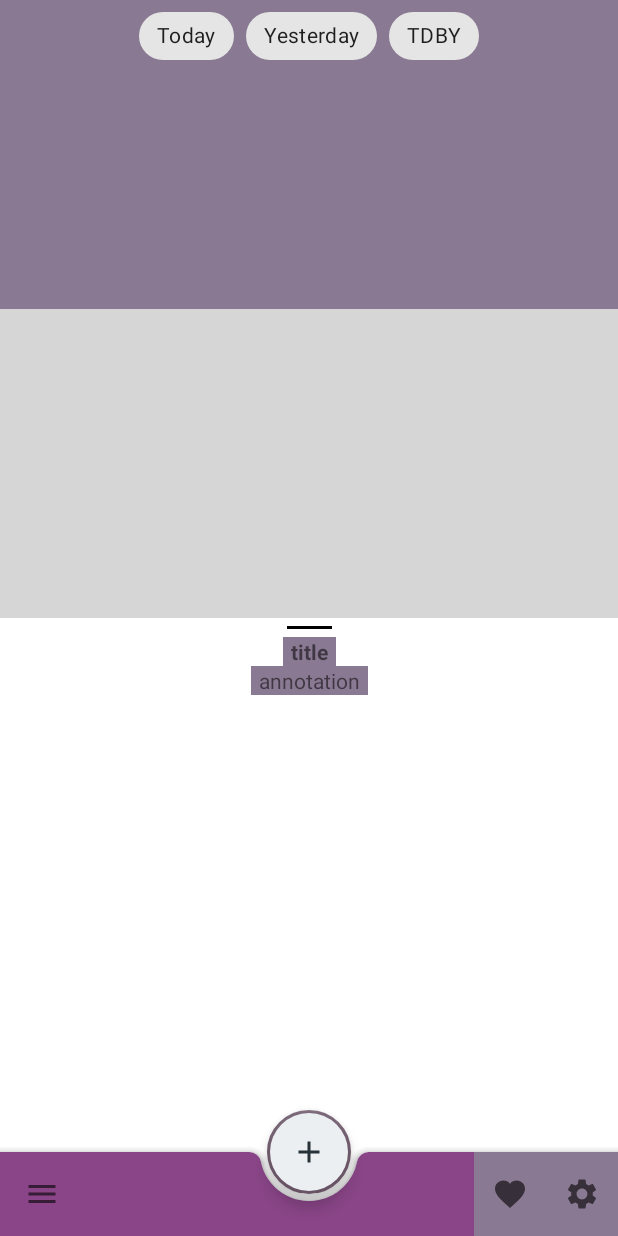
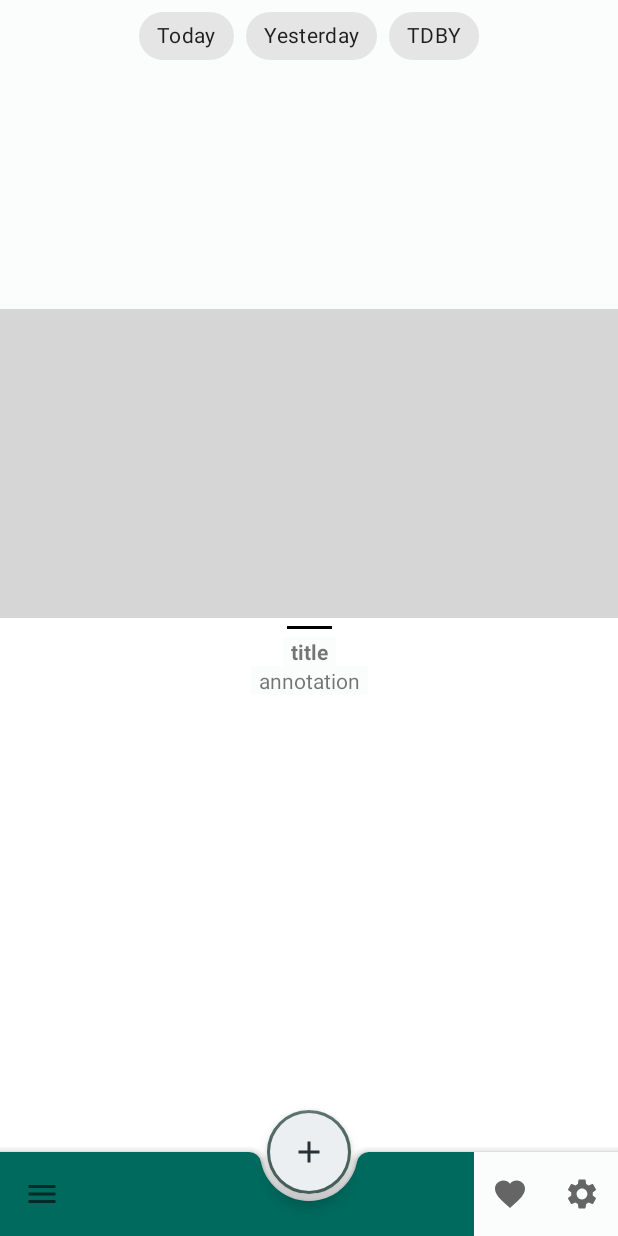
Before and after one commit to PolinaRrr/MD_GBProject, an Android app: the screen it shows after launch (MainActivity), on a phone screen of 412 x 824 dp. Run offline under Robolectric (Android 15) with nearby library versions, the phone set to English and light mode, and no system bars; pictures from the network do not load.

Commit message:
HW 2
Ночные цвета

```diff
--- a/app/src/main/AndroidManifest.xml
+++ b/app/src/main/AndroidManifest.xml
@@ -9,7 +9,7 @@
         android:label="@string/app_name"
         android:roundIcon="@mipmap/ic_launcher_round"
         android:supportsRtl="true"
-        android:theme="@style/MagentaThemeProject">
+        android:theme="@style/TealThemeProject">
         <activity
             android:name=".view.MainActivity"
             android:exported="true">
--- a/app/src/main/res/values-night/themes.xml
+++ b/app/src/main/res/values-night/themes.xml
@@ -4,23 +4,67 @@
         <!-- Primary brand color. -->
         <item name="windowActionBar">false</item>
         <item name="windowNoTitle">true</item>
-        <item name="colorPrimary">@color/blue_gray_600</item>
-        <item name="colorPrimaryVariant">@color/blue_gray_300</item>
-        <item name="colorOnPrimary">@color/blue_gray_700</item>
-        <item name="android:navigationBarColor">@color/blue_gray_500</item>
-        <item name="colorPrimaryContainer">@color/blue_gray_800</item>
-        <item name="colorOnPrimaryContainer">@color/blue_gray_700</item>
-        <item name="colorPrimaryInverse">@color/blue_gray_800</item>
-        <item name="colorSecondary">@color/blue_gray_900</item>
-        <item name="colorOnSecondary">@color/blue_gray_800</item>
-        <item name="colorSecondaryContainer">@color/blue_gray_800</item>
-        <item name="colorOnSecondaryContainer">@color/blue_gray_700</item>
-        <item name="colorTertiary">@color/blue_gray_600</item>
-        <item name="colorOnTertiary">@color/black</item>
-        <item name="colorTertiaryContainer">@color/blue_gray_800</item>
-        <item name="colorOnTertiaryContainer">@color/blue_gray_300</item>
+        <item name="colorPrimary">?brandColor_colorPrimary</item>
+        <item name="colorPrimaryVariant">?brandColor_colorPrimaryVariant</item>
+        <item name="colorOnPrimary">?brandColor_colorOnPrimary</item>
+        <item name="android:navigationBarColor">?brandColor_navigationBarColor</item>
+        <item name="colorPrimaryContainer">?brandColor_colorPrimaryContainer</item>
+        <item name="colorOnPrimaryContainer">?brandColor_colorOnPrimaryContainer</item>
+        <item name="colorPrimaryInverse">?brandColor_colorPrimaryInverse</item>
+        <item name="colorSecondary">?brandColor_colorSecondary</item>
+        <item name="colorOnSecondary">?brandColor_colorOnSecondary</item>
+        <item name="colorSecondaryContainer">?brandColor_colorSecondaryContainer</item>
+        <item name="colorOnSecondaryContainer">?colorOnSecondaryContainer</item>
+        <item name="colorTertiary">?brandColor_colorTertiary</item>
+        <item name="colorOnTertiary">?brandColor_colorOnTertiary</item>
+        <item name="colorTertiaryContainer">?brandColor_colorTertiaryContainer</item>
+        <item name="colorOnTertiaryContainer">?brandColor_colorOnTertiaryContainer</item>
+        <item name="android:background">?brandColor_background</item>
+        <item name="colorOnBackground">?brandColor_onBackground</item>
         <!-- Status bar color. -->
         <item name="android:statusBarColor" tools:targetApi="l">?attr/colorPrimaryVariant</item>
         <!-- Customize your theme here. -->
     </style>
+
+    <style name="TealThemeProject" parent="GrayThemeProject">
+        <item name="brandColor">@color/teal_900</item>
+        <item name="brandColor_colorPrimary">@color/teal_theme_dark_primary</item>
+        <item name="brandColor_colorSecondary">@color/teal_theme_dark_secondary</item>
+        <item name="brandColor_colorPrimaryVariant">@color/teal_theme_dark_primaryVariant</item>
+        <item name="brandColor_colorOnPrimary">@color/teal_theme_dark_onPrimary</item>
+        <item name="brandColor_navigationBarColor">@color/teal_theme_dark_navigationBarColor</item>
+        <item name="brandColor_colorPrimaryContainer">@color/teal_theme_dark_primaryContainer</item>
+        <item name="brandColor_colorOnPrimaryContainer">@color/teal_theme_dark_onPrimaryContainer</item>
+        <item name="brandColor_colorPrimaryInverse">@color/teal_theme_dark_colorPrimaryInverse</item>
+        <item name="brandColor_colorOnSecondary">@color/teal_theme_dark_onSecondary</item>
+        <item name="brandColor_colorSecondaryContainer">@color/teal_theme_dark_secondaryContainer</item>
+        <item name="brandColor_colorOnSecondaryContainer">@color/teal_theme_dark_onSecondaryContainer</item>
+        <item name="brandColor_colorTertiary">@color/teal_theme_dark_tertiary</item>
+        <item name="brandColor_colorOnTertiary">@color/teal_theme_dark_onTertiary</item>
+        <item name="brandColor_colorTertiaryContainer">@color/teal_theme_dark_tertiaryContainer</item>
+        <item name="brandColor_colorOnTertiaryContainer">@color/teal_theme_dark_onTertiaryContainer</item>
+        <item name="brandColor_background">@color/teal_theme_dark_background</item>
+        <item name="brandColor_onBackground">@color/teal_theme_dark_onBackground</item>
+    </style>
+
+    <style name="MagentaThemeProject" parent="GrayThemeProject">
+        <item name="brandColor">@color/dark_moderate_magenta</item>
+        <item name="brandColor_colorPrimary">@color/md_theme_dark_primary</item>
+        <item name="brandColor_colorSecondary">@color/md_theme_dark_secondary</item>
+        <item name="brandColor_colorPrimaryVariant">@color/md_theme_dark_primaryVariant</item>
+        <item name="brandColor_colorOnPrimary">@color/md_theme_dark_onPrimary</item>
+        <item name="brandColor_navigationBarColor">@color/md_theme_dark_navigationBarColor</item>
+        <item name="brandColor_colorPrimaryContainer">@color/md_theme_dark_primaryContainer</item>
+        <item name="brandColor_colorOnPrimaryContainer">@color/md_theme_dark_onPrimaryContainer</item>
+        <item name="brandColor_colorPrimaryInverse">@color/md_theme_dark_colorPrimaryInverse</item>
+        <item name="brandColor_colorOnSecondary">@color/md_theme_dark_onSecondary</item>
+        <item name="brandColor_colorSecondaryContainer">@color/md_theme_dark_secondaryContainer</item>
+        <item name="brandColor_colorOnSecondaryContainer">@color/md_theme_dark_onSecondaryContainer</item>
+        <item name="brandColor_colorTertiary">@color/md_theme_dark_tertiary</item>
+        <item name="brandColor_colorOnTertiary">@color/md_theme_dark_onTertiary</item>
+        <item name="brandColor_colorTertiaryContainer">@color/md_theme_dark_tertiaryContainer</item>
+        <item name="brandColor_colorOnTertiaryContainer">@color/md_theme_dark_onTertiaryContainer</item>
+        <item name="brandColor_background">@color/md_theme_dark_background</item>
+        <item name="brandColor_onBackground">@color/md_theme_dark_onBackground</item>
+    </style>
 </resources>
--- a/app/src/main/res/values/colors.xml
+++ b/app/src/main/res/values/colors.xml
@@ -28,6 +28,42 @@
     <color name="dark_blue">#426278</color>
     <color name="deep_grayish_cyan">#5C5F5D</color>
 
+    <color name="teal_theme_light_primary">#006A5F</color>
+    <color name="teal_theme_light_primaryVariant">#8503322B</color>
+    <color name="teal_theme_light_onPrimary">#FFFFFF</color>
+    <color name="teal_theme_light_navigationBarColor">#125E5B</color>
+    <color name="teal_theme_light_primaryContainer">#73F8E6</color>
+    <color name="teal_theme_light_onPrimaryContainer">#00201C</color>
+    <color name="teal_theme_light_colorPrimaryInverse">#D0DDD8</color>
+    <color name="teal_theme_light_secondary">#4A635F</color>
+    <color name="teal_theme_light_onSecondary">#FFFFFF</color>
+    <color name="teal_theme_light_secondaryContainer">#CCE8E2</color>
+    <color name="teal_theme_light_onSecondaryContainer">#05201C</color>
+    <color name="teal_theme_light_tertiary">#466179</color>
+    <color name="teal_theme_light_onTertiary">#FFFFFF</color>
+    <color name="teal_theme_light_tertiaryContainer">#CBE5FF</color>
+    <color name="teal_theme_light_onTertiaryContainer">#001D32</color>
+    <color name="teal_theme_light_background">#FAFDFB</color>
+    <color name="teal_theme_light_onBackground">#1A1C1C</color>
+
+    <color name="teal_theme_dark_primary">#52DBCA</color>
+    <color name="teal_theme_dark_primaryVariant">#B96EF6E2</color>
+    <color name="teal_theme_dark_onPrimary">#003731</color>
+    <color name="teal_theme_dark_navigationBarColor">#4FCCC7</color>
+    <color name="teal_theme_dark_primaryContainer">#005047</color>
+    <color name="teal_theme_dark_onPrimaryContainer">#73F8E6</color>
+    <color name="teal_theme_dark_secondary">#B1CCC7</color>
+    <color name="teal_theme_dark_onSecondary">#1C3531</color>
+    <color name="teal_theme_dark_secondaryContainer">#334B47</color>
+    <color name="teal_theme_dark_onSecondaryContainer">#CCE8E2</color>
+    <color name="teal_theme_dark_tertiary">#AECAE6</color>
+    <color name="teal_theme_dark_onTertiary">#153349</color>
+    <color name="teal_theme_dark_tertiaryContainer">#2E4961</color>
+    <color name="teal_theme_dark_onTertiaryContainer">#CBE5FF</color>
+    <color name="teal_theme_dark_background">#1A1C1C</color>
+    <color name="teal_theme_dark_onBackground">#E0E3E1</color>
+    <color name="teal_theme_dark_colorPrimaryInverse">#006A5F</color>
+
     <!-- Magenta gray brand colors -->
 
     <color name="dark_moderate_magenta">#894587</color>
@@ -36,7 +72,7 @@
     <color name="dark_grayish_red">#665C5B</color>
 
     <color name="md_theme_light_primary">#894587</color>
-    <color name="md_theme_light_PrimaryVariant">#350622</color>
+    <color name="md_theme_light_primaryVariant">#350622</color>
     <color name="md_theme_light_onPrimary">#FFFFFF</color>
     <color name="md_theme_light_navigationBarColor">#6E396C</color>
     <color name="md_theme_light_primaryContainer">#FFD6F9</color>
@@ -55,10 +91,12 @@
 
 
     <color name="md_theme_dark_primary">#FCABF5</color>
+    <color name="md_theme_dark_primaryVariant">#E4C4D7</color>
     <color name="md_theme_dark_onPrimary">#531355</color>
+    <color name="md_theme_dark_navigationBarColor">#B58FB3</color>
     <color name="md_theme_dark_primaryContainer">#6E2C6E</color>
     <color name="md_theme_dark_onPrimaryContainer">#FFD6F9</color>
-    <color name="md_theme_dark_colorPrimaryInverse">#E4D1E0</color>
+    <color name="md_theme_dark_colorPrimaryInverse">#894587</color>
     <color name="md_theme_dark_secondary">#D9BFD3</color>
     <color name="md_theme_dark_onSecondary">#3C2B3A</color>
     <color name="md_theme_dark_secondaryContainer">#544151</color>
@@ -67,21 +105,7 @@
     <color name="md_theme_dark_onTertiary">#4C261C</color>
     <color name="md_theme_dark_tertiaryContainer">#663B30</color>
     <color name="md_theme_dark_onTertiaryContainer">#FFDAD0</color>
-    <color name="md_theme_dark_error">#FFB4A9</color>
-    <color name="md_theme_dark_errorContainer">#930006</color>
-    <color name="md_theme_dark_onError">#680003</color>
-    <color name="md_theme_dark_onErrorContainer">#FFDAD4</color>
     <color name="md_theme_dark_background">#1E1B1D</color>
     <color name="md_theme_dark_onBackground">#E9E0E4</color>
-    <color name="md_theme_dark_surface">#1E1B1D</color>
-    <color name="md_theme_dark_onSurface">#E9E0E4</color>
-    <color name="md_theme_dark_surfaceVariant">#4D444B</color>
-    <color name="md_theme_dark_onSurfaceVariant">#D1C3CC</color>
-    <color name="md_theme_dark_outline">#998D95</color>
-    <color name="md_theme_dark_inverseOnSurface">#1E1B1D</color>
-    <color name="md_theme_dark_inverseSurface">#E9E0E4</color>
-    <color name="md_theme_dark_inversePrimary">#894587</color>
-    <color name="md_theme_dark_shadow">#000000</color>
-    <color name="md_theme_dark_primaryInverse">#894587</color>
 
 </resources>
--- a/app/src/main/res/values/themes.xml
+++ b/app/src/main/res/values/themes.xml
@@ -34,13 +34,32 @@
 
     <style name="TealThemeProject" parent="GrayThemeProject">
         <item name="brandColor">@color/teal_900</item>
+        <item name="brandColor_colorPrimary">@color/teal_theme_light_primary</item>
+        <item name="brandColor_colorSecondary">@color/teal_theme_light_secondary</item>
+        <item name="brandColor_colorPrimaryVariant">@color/teal_theme_light_primaryVariant</item>
+        <item name="brandColor_colorOnPrimary">@color/teal_theme_light_onPrimary</item>
+        <item name="brandColor_navigationBarColor">@color/teal_theme_light_navigationBarColor</item>
+        <item name="brandColor_colorPrimaryContainer">@color/teal_theme_light_primaryContainer</item>
+        <item name="brandColor_colorOnPrimaryContainer">@color/teal_theme_light_onPrimaryContainer</item>
+        <item name="brandColor_colorPrimaryInverse">@color/teal_theme_light_colorPrimaryInverse</item>
+        <item name="brandColor_colorOnSecondary">@color/teal_theme_light_onSecondary</item>
+        <item name="brandColor_colorSecondaryContainer">@color/teal_theme_light_secondaryContainer</item>
+        <item name="brandColor_colorOnSecondaryContainer">@color/teal_theme_light_onSecondaryContainer</item>
+        <item name="brandColor_colorTertiary">@color/teal_theme_light_tertiary</item>
+        <item name="brandColor_colorOnTertiary">@color/teal_theme_light_onTertiary</item>
+        <item name="brandColor_colorTertiaryContainer">@color/teal_theme_light_tertiaryContainer</item>
+        <item name="brandColor_colorOnTertiaryContainer">@color/teal_theme_light_onTertiaryContainer</item>
+        <item name="brandColor_background">@color/teal_theme_light_background</item>
+        <item name="brandColor_onBackground">@color/teal_theme_light_onBackground</item>
+
+
     </style>
 
     <style name="MagentaThemeProject" parent="GrayThemeProject">
         <item name="brandColor">@color/dark_moderate_magenta</item>
         <item name="brandColor_colorPrimary">@color/md_theme_light_primary</item>
         <item name="brandColor_colorSecondary">@color/md_theme_light_secondary</item>
-        <item name="brandColor_colorPrimaryVariant">@color/md_theme_light_PrimaryVariant</item>
+        <item name="brandColor_colorPrimaryVariant">@color/md_theme_light_primaryVariant</item>
         <item name="brandColor_colorOnPrimary">@color/md_theme_light_onPrimary</item>
         <item name="brandColor_navigationBarColor">@color/md_theme_light_navigationBarColor</item>
         <item name="brandColor_colorPrimaryContainer">@color/md_theme_light_primaryContainer</item>
@@ -55,7 +74,6 @@
         <item name="brandColor_colorOnTertiaryContainer">@color/md_theme_light_onTertiaryContainer</item>
         <item name="brandColor_background">@color/md_theme_light_background</item>
         <item name="brandColor_onBackground">@color/md_theme_light_onBackground</item>
-
     </style>
 
 
```
